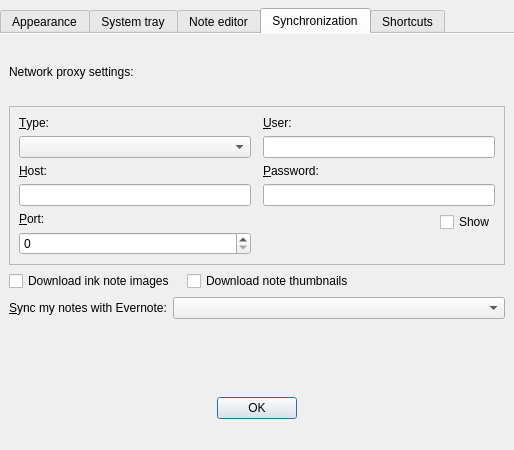
Above: src/dialogs/PreferencesDialog.ui from d1vanov/quentier before the change. Below: the same form after it.
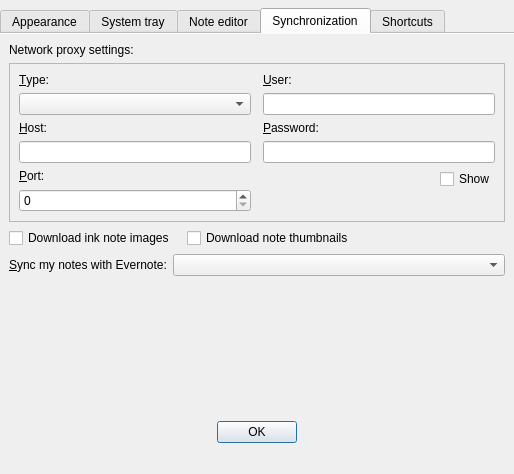
That is the form after the change. Custom widgets are drawn as their Qt base class.

Commit message: Issue #126: bring back the vertical spacer for sync tab of preferences dialog

What changed in the file:
```diff
--- a/src/dialogs/PreferencesDialog.ui
+++ b/src/dialogs/PreferencesDialog.ui
@@ -7,7 +7,7 @@
     <x>0</x>
     <y>0</y>
     <width>514</width>
-    <height>450</height>
+    <height>474</height>
    </rect>
   </property>
   <property name="windowTitle">
@@ -484,6 +484,19 @@
          </item>
         </layout>
        </item>
+       <item>
+        <spacer name="synchronizationTabVerticalSpacer">
+         <property name="orientation">
+          <enum>Qt::Vertical</enum>
+         </property>
+         <property name="sizeHint" stdset="0">
+          <size>
+           <width>20</width>
+           <height>40</height>
+          </size>
+         </property>
+        </spacer>
+       </item>
        <item>
         <widget class="QLabel" name="synchronizationTabStatusLabel">
          <property name="textFormat">
```
